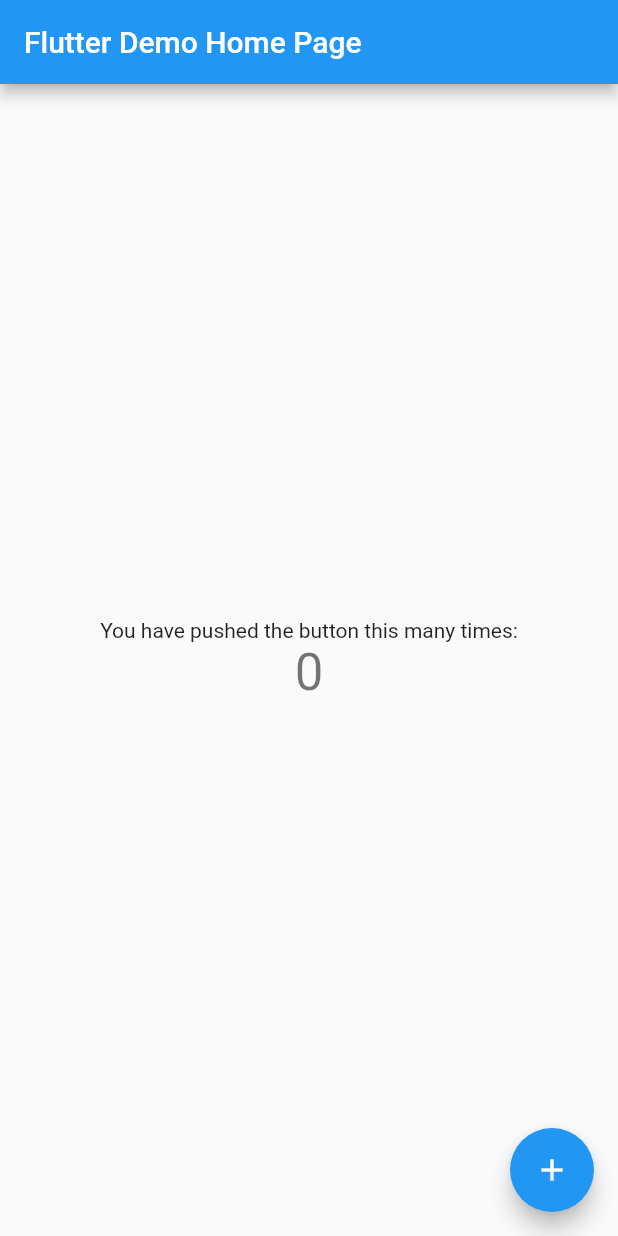
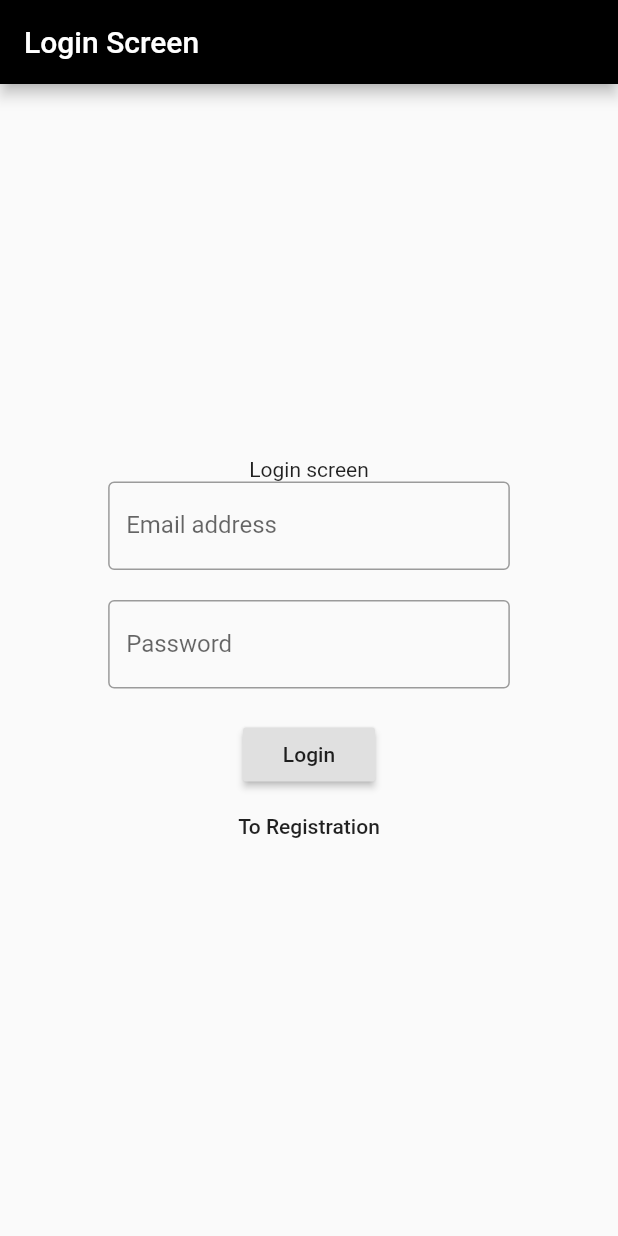
Before and after one commit to Dauria1/BeatBox, a Flutter app: the screen it shows after launch, on a phone screen of 412 x 824 dp. Run offline on Flutter 3.47's test engine with Material 2 defaults, Android fonts, the phone set to English and light mode, and no system bars; our stand-ins replace firebase_auth, firebase_core, firebase_dynamic_links; accounts and stored records are empty.

```diff
--- /dev/null
+++ b/lib/app.dart
@@ -0,0 +1,69 @@
+import 'package:firebase_auth/firebase_auth.dart';
+import 'package:flutter/material.dart';
+import 'package:beat_box/screens/home_screen.dart';
+import 'package:beat_box/screens/login_screen.dart';
+import 'package:beat_box/screens/registration_screen.dart';
+import 'package:firebase_dynamic_links/firebase_dynamic_links.dart';
+
+class MyApp extends StatefulWidget {
+  MyApp() {
+    // isLoggedIn = auth.currentUser != null;
+  }
+
+  @override
+  _MyAppState createState() => _MyAppState();
+}
+
+class _MyAppState extends State<MyApp> {
+  bool isLoggedIn = false;
+  final FirebaseAuth auth = FirebaseAuth.instance;
+
+  @override
+  void initState() {
+    super.initState();
+    this.initDynamicLinks();
+  }
+
+  void initDynamicLinks() async {
+    print('hi');
+    FirebaseDynamicLinks.instance.onLink(
+        onSuccess: (PendingDynamicLinkData dynamicLink) async {
+      final Uri deepLink = dynamicLink?.link;
+      print(deepLink);
+      // if (deepLink != null) {
+      //   Navigator.pushNamed(context, deepLink.path);
+      // }
+    }, onError: (OnLinkErrorException e) async {
+      print('onLinkError');
+      print(e.message);
+    });
+
+    final PendingDynamicLinkData data =
+        await FirebaseDynamicLinks.instance.getInitialLink();
+    final Uri deepLink = data?.link;
+    print(deepLink);
+    // if (deepLink != null) {
+    //   Navigator.pushNamed(context, deepLink.path);
+    // }
+  }
+
+  Widget build(BuildContext context) {
+    // FirebaseAuth auth = FirebaseAuth.instance;
+    return MaterialApp(
+      title: 'Flutter Demo',
+      theme: ThemeData(
+        primarySwatch: Colors.blue,
+        visualDensity: VisualDensity.adaptivePlatformDensity,
+      ),
+      initialRoute: auth.currentUser != null
+          ? HomeScreen.routeName
+          : LoginScreen.routeName,
+      home: LoginScreen(),
+      routes: {
+        HomeScreen.routeName: (ctx) => HomeScreen(),
+        LoginScreen.routeName: (ctx) => LoginScreen(),
+        RegistrationScreen.routeName: (ctx) => RegistrationScreen(),
+      },
+    );
+  }
+}
--- /dev/null
+++ b/lib/constants/navigation_constants.dart
@@ -0,0 +1,7 @@
+library navigation_constants;
+
+class Screens {
+  static const LOGIN = "screen/login";
+  static const REGISTRATION = "screen/registration";
+  static const HOME = "screen/home_page";
+}
--- /dev/null
+++ b/lib/constants/theme.dart
@@ -0,0 +1,7 @@
+library theme;
+
+import 'package:beat_box/utils/hex_color.dart';
+
+class ThemeColors {
+  static final primary = HexColor('#000000');
+}
--- a/lib/main.dart
+++ b/lib/main.dart
@@ -1,117 +1,16 @@
+import 'package:firebase_core/firebase_core.dart';
 import 'package:flutter/material.dart';
+import 'package:beat_box/app.dart';
 
-void main() {
-  runApp(MyApp());
+void main() async {
+  WidgetsFlutterBinding.ensureInitialized();
+  await Firebase.initializeApp();
+  runApp(App());
 }
 
-class MyApp extends StatelessWidget {
-  // This widget is the root of your application.
+class App extends StatelessWidget {
   @override
   Widget build(BuildContext context) {
-    return MaterialApp(
-      title: 'Flutter Demo',
-      theme: ThemeData(
-        // This is the theme of your application.
-        //
-        // Try running your application with "flutter run". You'll see the
-        // application has a blue toolbar. Then, without quitting the app, try
-        // changing the primarySwatch below to Colors.green and then invoke
-        // "hot reload" (press "r" in the console where you ran "flutter run",
-        // or simply save your changes to "hot reload" in a Flutter IDE).
-        // Notice that the counter didn't reset back to zero; the application
-        // is not restarted.
-        primarySwatch: Colors.blue,
-        // This makes the visual density adapt to the platform that you run
-        // the app on. For desktop platforms, the controls will be smaller and
-        // closer together (more dense) than on mobile platforms.
-        visualDensity: VisualDensity.adaptivePlatformDensity,
-      ),
-      home: MyHomePage(title: 'Flutter Demo Home Page'),
-    );
+    return MyApp();
   }
 }
-
-class MyHomePage extends StatefulWidget {
-  MyHomePage({Key key, this.title}) : super(key: key);
-
-  // This widget is the home page of your application. It is stateful, meaning
-  // that it has a State object (defined below) that contains fields that affect
-  // how it looks.
-
-  // This class is the configuration for the state. It holds the values (in this
-  // case the title) provided by the parent (in this case the App widget) and
-  // used by the build method of the State. Fields in a Widget subclass are
-  // always marked "final".
-
-  final String title;
-
-  @override
-  _MyHomePageState createState() => _MyHomePageState();
-}
-
-class _MyHomePageState extends State<MyHomePage> {
-  int _counter = 0;
-
-  void _incrementCounter() {
-    setState(() {
-      // This call to setState tells the Flutter framework that something has
-      // changed in this State, which causes it to rerun the build method below
-      // so that the display can reflect the updated values. If we changed
-      // _counter without calling setState(), then the build method would not be
-      // called again, and so nothing would appear to happen.
-      _counter++;
-    });
-  }
-
-  @override
-  Widget build(BuildContext context) {
-    // This method is rerun every time setState is called, for instance as done
-    // by the _incrementCounter method above.
-    //
-    // The Flutter framework has been optimized to make rerunning build methods
-    // fast, so that you can just rebuild anything that needs updating rather
-    // than having to individually change instances of widgets.
-    return Scaffold(
-      appBar: AppBar(
-        // Here we take the value from the MyHomePage object that was created by
-        // the App.build method, and use it to set our appbar title.
-        title: Text(widget.title),
-      ),
-      body: Center(
-        // Center is a layout widget. It takes a single child and positions it
-        // in the middle of the parent.
-        child: Column(
-          // Column is also a layout widget. It takes a list of children and
-          // arranges them vertically. By default, it sizes itself to fit its
-          // children horizontally, and tries to be as tall as its parent.
-          //
-          // Invoke "debug painting" (press "p" in the console, choose the
-          // "Toggle Debug Paint" action from the Flutter Inspector in Android
-          // Studio, or the "Toggle Debug Paint" command in Visual Studio Code)
-          // to see the wireframe for each widget.
-          //
-          // Column has various properties to control how it sizes itself and
-          // how it positions its children. Here we use mainAxisAlignment to
-          // center the children vertically; the main axis here is the vertical
-          // axis because Columns are vertical (the cross axis would be
-          // horizontal).
-          mainAxisAlignment: MainAxisAlignment.center,
-          children: <Widget>[
-            Text(
-              'You have pushed the button this many times:',
-            ),
-            Text(
-              '$_counter',
-              style: Theme.of(context).textTheme.headline4,
-            ),
-          ],
-        ),
-      ),
-      floatingActionButton: FloatingActionButton(
-        onPressed: _incrementCounter,
-        tooltip: 'Increment',
-        child: Icon(Icons.add),
-      ), // This trailing comma makes auto-formatting nicer for build methods.
-    );
-  }
-}
--- /dev/null
+++ b/lib/screens/login_screen.dart
@@ -0,0 +1,69 @@
+import 'package:beat_box/constants/theme.dart';
+import 'package:flutter/material.dart';
+import 'package:beat_box/screens/registration_screen.dart';
+import 'package:beat_box/widgets/common/custom_input.dart';
+import 'package:beat_box/constants/navigation_constants.dart';
+
+class LoginScreen extends StatefulWidget {
+  static const routeName = Screens.LOGIN;
+  @override
+  _LoginScreenState createState() => _LoginScreenState();
+}
+
+class _LoginScreenState extends State<LoginScreen> {
+  final _formKey = GlobalKey<FormState>();
+
+  void onPressSubmit() {
+    _formKey.currentState.validate();
+  }
+
+  void onPressRegister(BuildContext context) {
+    Navigator.of(context).pushNamed(RegistrationScreen.routeName);
+  }
+
+  final emailController = TextEditingController();
+  final passwordController = TextEditingController();
+
+  @override
+  Widget build(BuildContext context) {
+    return Scaffold(
+      appBar: AppBar(
+        backgroundColor: ThemeColors.primary,
+        title: Text("Login Screen"),
+      ),
+      body: Center(
+        child: Form(
+          key: _formKey,
+          child: Column(
+            mainAxisAlignment: MainAxisAlignment.center,
+            children: [
+              Text("Login screen"),
+              CustomInput(
+                controller: emailController,
+                placeholder: 'Email address',
+                margin: EdgeInsets.only(bottom: 20),
+                validator: (String value) {
+                  Pattern pattern =
+                      r'^(([^<>()[\]\\.,;:\s@\"]+(\.[^<>()[\]\\.,;:\s@\"]+)*)|(\".+\"))@((\[[0-9]{1,3}\.[0-9]{1,3}\.[0-9]{1,3}\.[0-9]{1,3}\])|(([a-zA-Z\-0-9]+\.)+[a-zA-Z]{2,}))$';
+                  RegExp regex = new RegExp(pattern);
+                  return (!regex.hasMatch(value)) ? 'Not an email' : null;
+                },
+              ),
+              CustomInput(
+                  controller: passwordController,
+                  placeholder: 'Password',
+                  margin: EdgeInsets.only(bottom: 20),
+                  obscureText: true,
+                  validator: (String value) =>
+                      value.isEmpty ? 'Please enter password' : null),
+              RaisedButton(child: Text("Login"), onPressed: onPressSubmit),
+              FlatButton(
+                  child: Text("To Registration"),
+                  onPressed: () => onPressRegister(context)),
+            ],
+          ),
+        ),
+      ),
+    );
+  }
+}
--- /dev/null
+++ b/lib/utils/hex_color.dart
@@ -0,0 +1,13 @@
+import 'package:flutter/material.dart';
+
+class HexColor extends Color {
+  static int _getColorFromHex(String hexColor) {
+    hexColor = hexColor.toUpperCase().replaceAll("#", "");
+    if (hexColor.length == 6) {
+      hexColor = "FF" + hexColor;
+    }
+    return int.parse(hexColor, radix: 16);
+  }
+
+  HexColor(final String hexColor) : super(_getColorFromHex(hexColor));
+}
--- /dev/null
+++ b/lib/widgets/common/custom_input.dart
@@ -0,0 +1,35 @@
+import 'package:flutter/material.dart';
+
+class CustomInput extends StatelessWidget {
+  final EdgeInsets margin;
+  final String Function(String value) validator;
+  final bool obscureText;
+  final TextEditingController controller;
+  final String placeholder;
+
+  CustomInput(
+      {this.margin,
+      @required this.validator,
+      this.obscureText = false,
+      @required this.controller,
+      @required this.placeholder});
+
+  @override
+  Widget build(BuildContext context) {
+    return Container(
+      margin: margin,
+      width: MediaQuery.of(context).size.width * 0.65,
+      child: TextFormField(
+        decoration: InputDecoration(
+          labelText: placeholder,
+          border: OutlineInputBorder(
+            borderSide: BorderSide(color: Colors.grey),
+          ),
+        ),
+        obscureText: obscureText,
+        validator: validator,
+        controller: controller,
+      ),
+    );
+  }
+}
```
Also changed, not shown: lib/screens/home_screen.dart (added, +50 -0 lines), lib/screens/registration_screen.dart (added, +79 -0 lines), pubspec.yaml (+4 -3 lines), pubspec.lock, 10 other files.
